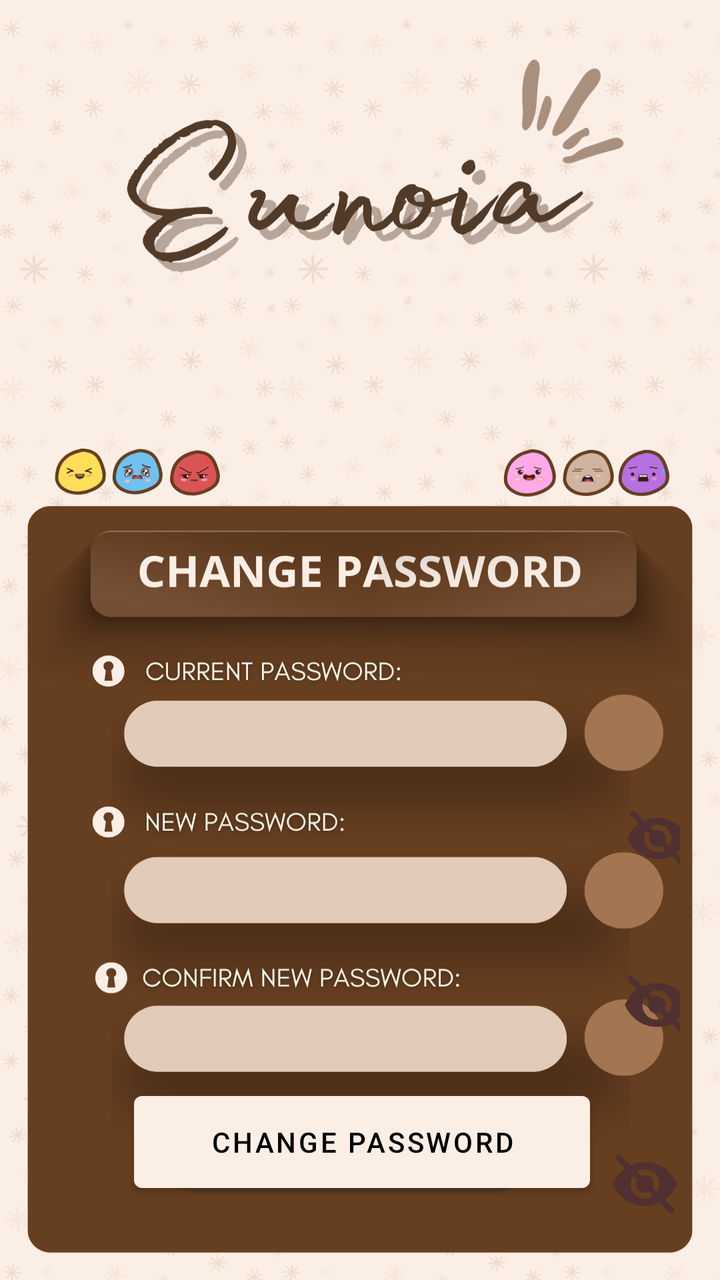
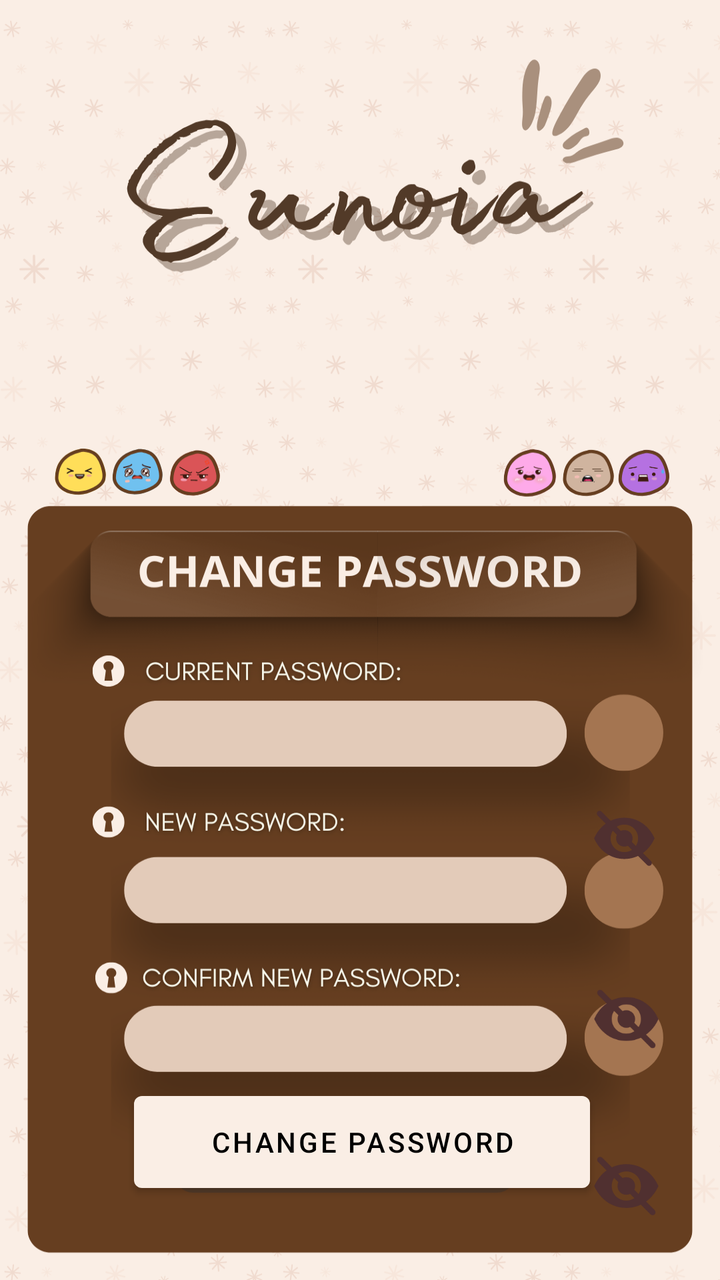

Compare the two renders of this Android layout. The source of the first and the diff that turns it into the second are given below.
<!-- AndroidManifest.xml: application theme Theme.MoodTracker -->
<!-- res/layout/activity_change_password.xml -->
<?xml version="1.0" encoding="utf-8"?>
<androidx.constraintlayout.widget.ConstraintLayout xmlns:android="http://schemas.android.com/apk/res/android"
    xmlns:app="http://schemas.android.com/apk/res-auto"
    xmlns:tools="http://schemas.android.com/tools"
    android:layout_width="match_parent"
    android:layout_height="match_parent"
    android:background="@drawable/change"
    android:padding="20dp">

    

    

    

    <ImageView
        android:id="@+id/puppy2"
        android:layout_width="227dp"
        android:layout_height="197dp"
        android:scaleType="fitCenter"
        app:layout_constraintBottom_toBottomOf="parent"
        app:layout_constraintEnd_toEndOf="parent"
        app:layout_constraintHorizontal_bias="0.583"
        app:layout_constraintStart_toStartOf="parent"
        app:layout_constraintTop_toTopOf="parent"
        app:layout_constraintVertical_bias="0.224" />

    

    

    <EditText
        android:id="@+id/oldPassword"
        android:layout_width="246dp"
        android:layout_height="45dp"
        android:layout_marginStart="52dp"
        android:layout_marginTop="380dp"
        android:layout_marginBottom="49dp"
        android:backgroundTint="#00FAEEE5"
        android:hint="Enter Old Password"
        android:inputType="textPassword"
        android:textColor="#000000"
        android:textColorHint="#00FAEEE5"
        android:textSize="14sp"
        app:layout_constraintBottom_toTopOf="@+id/newPassword"
        app:layout_constraintHorizontal_chainStyle="spread"
        app:layout_constraintStart_toStartOf="parent"
        app:layout_constraintTop_toTopOf="parent" />

    <ImageView
        android:id="@+id/toggleOldPass"
        android:layout_width="33dp"
        android:layout_height="38dp"
        android:clickable="true"
        android:contentDescription="Toggle"
        android:focusable="true"
        android:src="@drawable/ic_eye_closed"
        app:layout_constraintBottom_toBottomOf="@id/oldPassword"
        app:layout_constraintEnd_toEndOf="parent"
        app:layout_constraintHorizontal_bias="0.525"
        app:layout_constraintStart_toEndOf="@id/oldPassword"
        app:layout_constraintTop_toTopOf="@id/oldPassword"
        app:layout_constraintVertical_bias="0.0" />

    <EditText
        android:id="@+id/newPassword"
        android:layout_width="254dp"
        android:layout_height="49dp"
        android:layout_marginStart="44dp"
        android:layout_marginTop="40dp"
        android:backgroundTint="#00FAEEE5"
        android:hint="Enter New Password"
        android:inputType="textPassword"
        android:textColor="#000000"
        android:textColorHint="#00FAEEE5"
        android:textSize="14sp"
        app:layout_constraintStart_toStartOf="parent"
        app:layout_constraintTop_toBottomOf="@id/oldPassword" />

    <ImageView
        android:id="@+id/toggleNewPass"
        android:layout_width="35dp"
        android:layout_height="35dp"
        android:clickable="true"
        android:contentDescription="Toggle"
        android:focusable="true"
        android:src="@drawable/ic_eye_closed"
        app:layout_constraintBottom_toBottomOf="@id/newPassword"
        app:layout_constraintEnd_toEndOf="parent"
        app:layout_constraintHorizontal_bias="0.552"
        app:layout_constraintStart_toEndOf="@id/newPassword"
        app:layout_constraintTop_toTopOf="@id/newPassword"
        app:layout_constraintVertical_bias="0.0" />

    <EditText
        android:id="@+id/newPassword2"
        android:layout_width="241dp"
        android:layout_height="39dp"
        android:layout_marginStart="44dp"
        android:layout_marginTop="40dp"
        android:backgroundTint="#00FAEEE5"
        android:hint="Confirm New Password"
        android:inputType="textPassword"
        android:textColor="#000000"
        android:textColorHint="#00FAEEE5"
        android:textSize="14sp"
        app:layout_constraintStart_toStartOf="parent"
        app:layout_constraintTop_toBottomOf="@id/newPassword" />

    <ImageView
        android:id="@+id/toggleConfirmPass"
        android:layout_width="35dp"
        android:layout_height="36dp"
        android:clickable="true"
        android:contentDescription="Toggle"
        android:focusable="true"
        android:src="@drawable/ic_eye_closed"
        app:layout_constraintBottom_toBottomOf="@id/newPassword2"
        app:layout_constraintEnd_toEndOf="parent"
        app:layout_constraintHorizontal_bias="0.666"
        app:layout_constraintStart_toEndOf="@id/newPassword2"
        app:layout_constraintTop_toTopOf="@id/newPassword2"
        app:layout_constraintVertical_bias="0.0" />

    <Button
        android:id="@+id/changePasswordButton"
        android:layout_width="228dp"
        android:layout_height="58dp"
        android:layout_marginBottom="20dp"
        android:padding="12dp"
        android:text="Change Password"
        android:textColor="@android:color/black"
        app:backgroundTint="#faeee5"
        app:layout_constraintBottom_toBottomOf="parent"
        app:layout_constraintEnd_toEndOf="parent"
        app:layout_constraintHorizontal_bias="0.51"
        app:layout_constraintStart_toStartOf="parent" />

</androidx.constraintlayout.widget.ConstraintLayout>
<!-- resources referenced by this layout -->
<resources>
  <!-- drawable change: png bitmap (drawable, 412623 bytes) -->
  <!-- drawable ic_eye_closed (drawable) -->
  <vector xmlns:android="http://schemas.android.com/apk/res/android"
      android:width="24dp"
      android:height="24dp"
      android:viewportWidth="24"
      android:viewportHeight="24">
      <path
          android:fillColor="#503030"
          android:pathData="M12,4.5C7,4.5 3,7.5 1,12C3,16.5 7,19.5 12,19.5C17,19.5 21,16.5 23,12C21,7.5 17,4.5 12,4.5M12,17C9.2,17 7,14.8 7,12C7,9.2 9.2,7 12,7C14.8,7 17,9.2 17,12C17,14.8 14.8,17 12,17M12,9C10.3,9 9,10.3 9,12C9,13.7 10.3,15 12,15C13.7,15 15,13.7 15,12C15,10.3 13.7,9 12,9Z"/>
      <path
          android:fillColor="#503030"
          android:strokeColor="#503030"
          android:strokeWidth="2"
          android:strokeLineCap="round"
          android:pathData="M3,3L21,21"/>
  </vector>
  <style name="Theme.MoodTracker" parent="Base.Theme.MoodTracker" />
  <style name="Base.Theme.MoodTracker" parent="Theme.MaterialComponents.Light.NoActionBar">
          
          <item name="colorPrimary">#c47930</item> 
          <item name="colorPrimaryVariant">#c47930</item> 
          <item name="colorOnPrimary">#000000</item> 
          <item name="colorControlNormal">#FFFFFF</item>
  
          
          <item name="materialButtonStyle">@style/CustomButtonStyle</item>
      </style>
  <style name="CustomButtonStyle" parent="Widget.MaterialComponents.Button">
          <item name="backgroundTint">#64381A</item>
          <item name="android:textColor">@color/brownishe</item>
      </style>
  <color name="brownishe">#c47930</color>
</resources>

<!-- the commit's change to res/layout/activity_change_password.xml (unified diff, before → after) -->
@@ -31,19 +31,17 @@
 
     <EditText
         android:id="@+id/oldPassword"
-        android:layout_width="246dp"
-        android:layout_height="45dp"
-        android:layout_marginStart="52dp"
+        android:layout_width="247dp"
+        android:layout_height="42dp"
+        android:layout_marginStart="44dp"
         android:layout_marginTop="380dp"
-        android:layout_marginBottom="49dp"
         android:backgroundTint="#00FAEEE5"
         android:hint="Enter Old Password"
         android:inputType="textPassword"
         android:textColor="#000000"
         android:textColorHint="#00FAEEE5"
         android:textSize="14sp"
-        app:layout_constraintBottom_toTopOf="@+id/newPassword"
-        app:layout_constraintHorizontal_chainStyle="spread"
+        app:layout_constraintHorizontal_chainStyle="packed"
         app:layout_constraintStart_toStartOf="parent"
         app:layout_constraintTop_toTopOf="parent" />
 
@@ -57,8 +55,8 @@
         android:src="@drawable/ic_eye_closed"
         app:layout_constraintBottom_toBottomOf="@id/oldPassword"
         app:layout_constraintEnd_toEndOf="parent"
-        app:layout_constraintHorizontal_bias="0.525"
-        app:layout_constraintStart_toEndOf="@id/oldPassword"
+        app:layout_constraintHorizontal_bias="0.961"
+        app:layout_constraintStart_toStartOf="parent"
         app:layout_constraintTop_toTopOf="@id/oldPassword"
         app:layout_constraintVertical_bias="0.0" />
 
@@ -67,7 +65,7 @@
         android:layout_width="254dp"
         android:layout_height="49dp"
         android:layout_marginStart="44dp"
-        android:layout_marginTop="40dp"
+        android:layout_marginTop="44dp"
         android:backgroundTint="#00FAEEE5"
         android:hint="Enter New Password"
         android:inputType="textPassword"
@@ -81,15 +79,16 @@
         android:id="@+id/toggleNewPass"
         android:layout_width="35dp"
         android:layout_height="35dp"
+        android:layout_marginTop="54dp"
         android:clickable="true"
         android:contentDescription="Toggle"
         android:focusable="true"
         android:src="@drawable/ic_eye_closed"
         app:layout_constraintBottom_toBottomOf="@id/newPassword"
         app:layout_constraintEnd_toEndOf="parent"
-        app:layout_constraintHorizontal_bias="0.552"
-        app:layout_constraintStart_toEndOf="@id/newPassword"
-        app:layout_constraintTop_toTopOf="@id/newPassword"
+        app:layout_constraintHorizontal_bias="0.967"
+        app:layout_constraintStart_toStartOf="parent"
+        app:layout_constraintTop_toBottomOf="@+id/toggleOldPass"
         app:layout_constraintVertical_bias="0.0" />
 
     <EditText
@@ -117,8 +116,8 @@
         android:src="@drawable/ic_eye_closed"
         app:layout_constraintBottom_toBottomOf="@id/newPassword2"
         app:layout_constraintEnd_toEndOf="parent"
-        app:layout_constraintHorizontal_bias="0.666"
-        app:layout_constraintStart_toEndOf="@id/newPassword2"
+        app:layout_constraintHorizontal_bias="0.967"
+        app:layout_constraintStart_toStartOf="parent"
         app:layout_constraintTop_toTopOf="@id/newPassword2"
         app:layout_constraintVertical_bias="0.0" />
 
